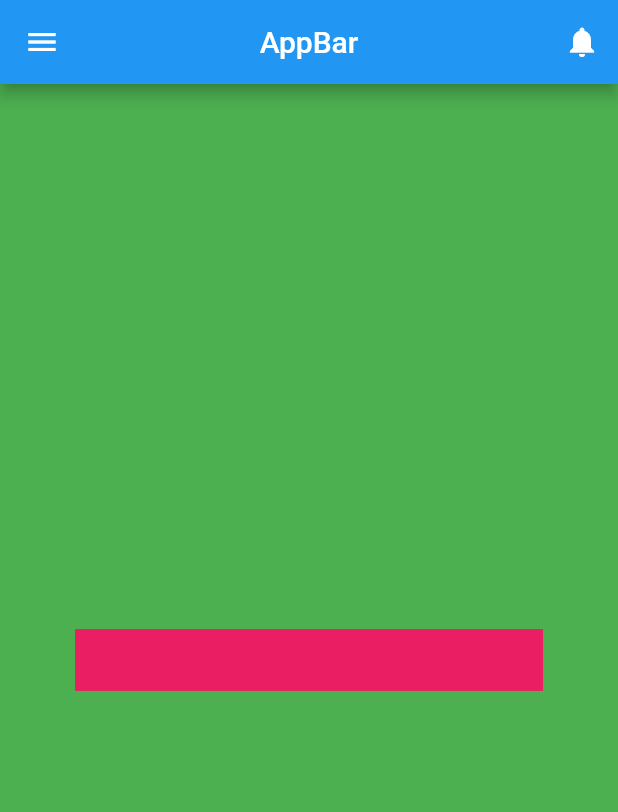
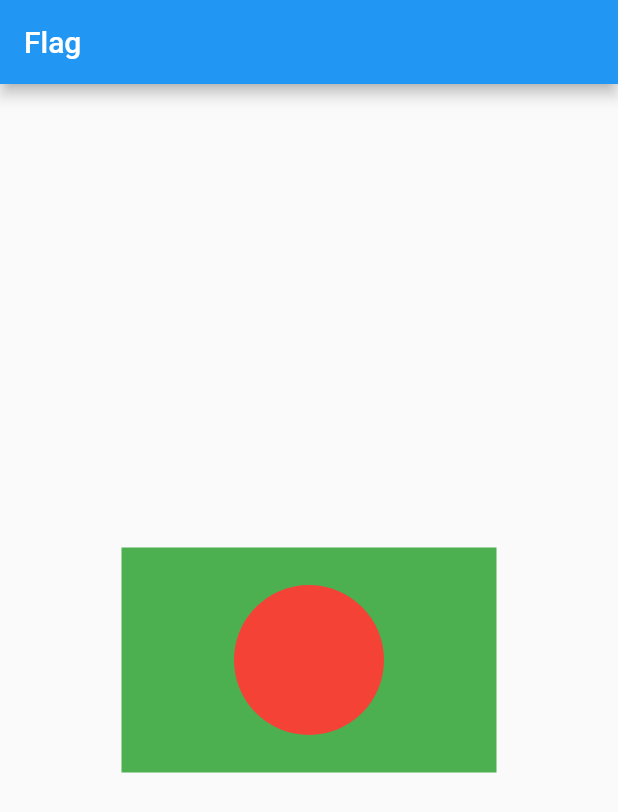
Before and after one commit to thetahmeed/Flutter, a Flutter app: the screen it shows after launch, on a phone screen of 412 x 824 dp. Shown: the top 812 px of the screen. Run offline on Flutter 3.47's test engine with Material 2 defaults, Android fonts, the phone set to English and light mode, and no system bars; our stand-ins replace shared_preferences.

Commit message:
Stack (Flag)

```diff
--- a/fourteen/lib/main.dart
+++ b/fourteen/lib/main.dart
@@ -5,6 +5,7 @@ import 'package:fourteen/pages/backbutton.dart';
 import 'package:fourteen/pages/form.dart';
 import 'package:fourteen/pages/home.dart';
 import 'package:fourteen/pages/menu.dart';
+import 'package:fourteen/pages/stack.dart';
 
 void main() {
   runApp(
@@ -15,7 +16,8 @@ void main() {
       //home: MenuPage(),
       //home: AlertDialoguePage(),
       //home: BackButtonPopUp(),
-      home: AppBarTest(),
+      //home: AppBarTest(),
+      home: StackPage(),
 
       debugShowCheckedModeBanner: false,
     ),
--- /dev/null
+++ b/fourteen/lib/pages/stack.dart
@@ -0,0 +1,33 @@
+import 'package:flutter/material.dart';
+
+class StackPage extends StatefulWidget {
+  @override
+  _StackPageState createState() => _StackPageState();
+}
+
+class _StackPageState extends State<StackPage> {
+  @override
+  Widget build(BuildContext context) {
+    return Scaffold(
+      appBar: AppBar(
+        title: Text("Flag"),
+      ),
+      body: Center(
+        child: Stack(
+          alignment: Alignment.center,
+          children: [
+            Container(
+              height: 150,
+              width: 250,
+              color: Colors.green,
+            ),
+            CircleAvatar(
+              radius: 50,
+              backgroundColor: Colors.red,
+            )
+          ],
+        ),
+      ),
+    );
+  }
+}
```
